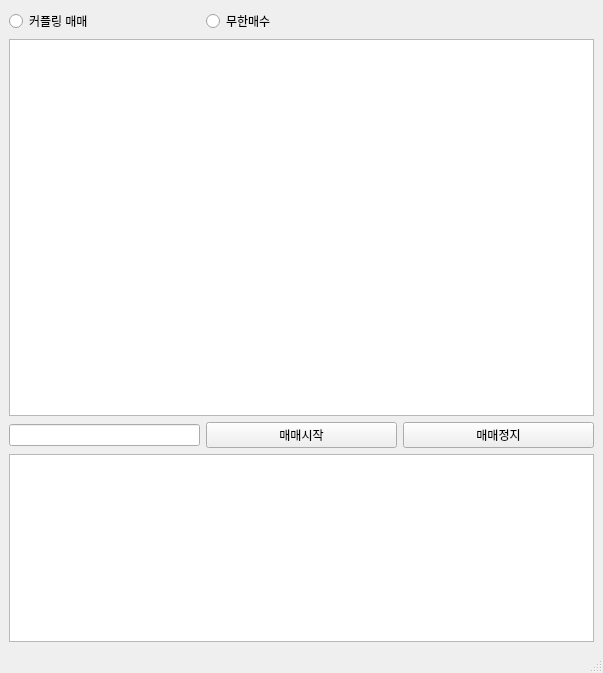
Above: ui/main.ui from hanwool26/coin_trader before the change. Below: the same form after it.
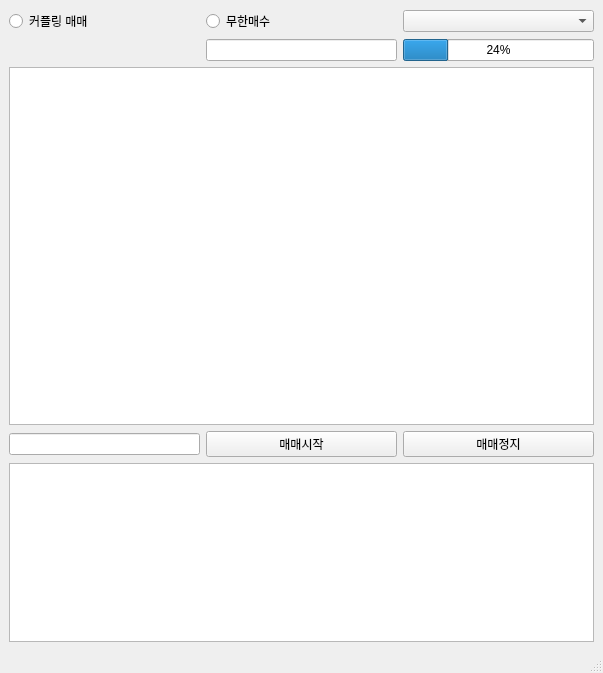
That is the form after the change.

What changed in the file:
```diff
--- a/ui/main.ui
+++ b/ui/main.ui
@@ -16,11 +16,14 @@
   <widget class="QWidget" name="centralwidget">
    <layout class="QVBoxLayout" name="verticalLayout">
     <item>
-     <layout class="QGridLayout" name="gridLayout" rowstretch="0,2,0,1" columnstretch="1,1,1">
-      <item row="0" column="0">
-       <widget class="QRadioButton" name="couple_r_btn">
+     <layout class="QGridLayout" name="gridLayout" rowstretch="0,0,2,0,1" columnstretch="1,1,1">
+      <item row="0" column="2">
+       <widget class="QComboBox" name="coin_comboBox"/>
+      </item>
+      <item row="3" column="1">
+       <widget class="QPushButton" name="trade_btn">
         <property name="text">
-         <string>커플링 매매</string>
+         <string>매매시작</string>
         </property>
        </widget>
       </item>
@@ -31,29 +34,39 @@
         </property>
        </widget>
       </item>
-      <item row="2" column="1">
-       <widget class="QPushButton" name="trade_btn">
+      <item row="0" column="0">
+       <widget class="QRadioButton" name="couple_r_btn">
         <property name="text">
-         <string>매매시작</string>
+         <string>커플링 매매</string>
         </property>
        </widget>
       </item>
-      <item row="1" column="0" colspan="3">
+      <item row="2" column="0" colspan="3">
        <widget class="QTableWidget" name="list_view"/>
       </item>
-      <item row="3" column="0" colspan="3">
-       <widget class="QTextBrowser" name="log_view"/>
-      </item>
-      <item row="2" column="2">
+      <item row="3" column="2">
        <widget class="QPushButton" name="stop_btn">
         <property name="text">
          <string>매매정지</string>
         </property>
        </widget>
       </item>
-      <item row="2" column="0">
+      <item row="3" column="0">
        <widget class="QLineEdit" name="asset_info"/>
       </item>
+      <item row="4" column="0" colspan="3">
+       <widget class="QTextBrowser" name="log_view"/>
+      </item>
+      <item row="1" column="1">
+       <widget class="QLineEdit" name="profit_lineEdit"/>
+      </item>
+      <item row="1" column="2">
+       <widget class="QProgressBar" name="progressBar">
+        <property name="value">
+         <number>24</number>
+        </property>
+       </widget>
+      </item>
      </layout>
     </item>
    </layout>
```
